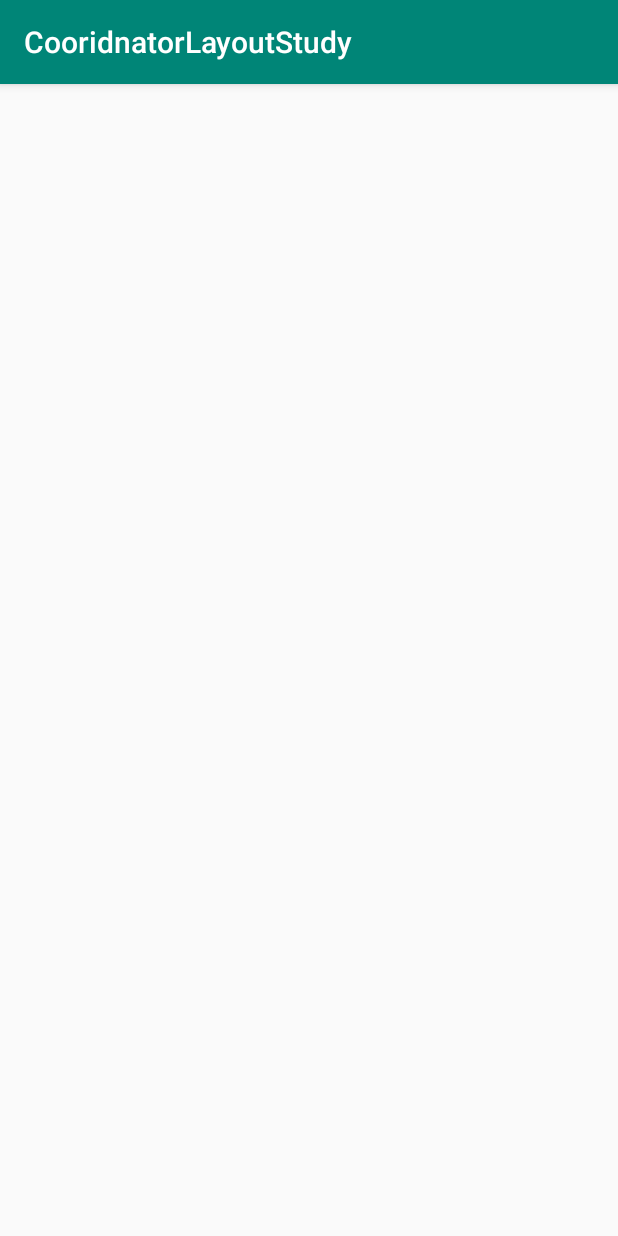
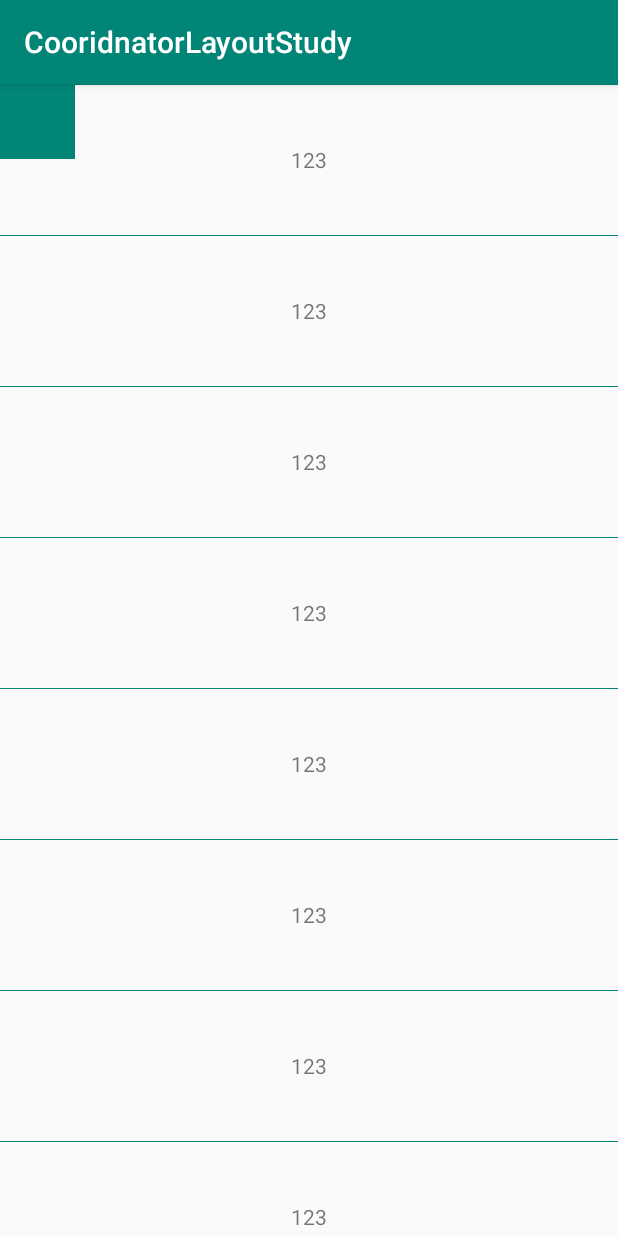
Before and after one commit to Xugter/CooridnatorLayoutStudy, an Android app: the ScrollActivity screen opened directly, with no data from a screen before it, on a phone screen of 412 x 824 dp. Run offline under Robolectric (Android 15) with nearby library versions, the phone set to English and light mode, and no system bars.

Commit message:
scroll part done

```diff
--- a/app/src/main/java/com/xugter/cooridnatorlayoutstudy/scroll/ScrollBehavior.java
+++ b/app/src/main/java/com/xugter/cooridnatorlayoutstudy/scroll/ScrollBehavior.java
@@ -1,13 +1,68 @@
 package com.xugter.cooridnatorlayoutstudy.scroll;
 
 import android.content.Context;
+import android.support.annotation.NonNull;
 import android.support.design.widget.CoordinatorLayout;
+import android.support.v4.view.ViewCompat;
 import android.util.AttributeSet;
+import android.util.Log;
 import android.view.View;
 
 public class ScrollBehavior extends CoordinatorLayout.Behavior<View> {
 
+    private final static String TAG = "====ScrollBehavior====";
+
     public ScrollBehavior(Context context, AttributeSet attrs) {
         super(context, attrs);
     }
+
+    @Override
+    public boolean onStartNestedScroll(@NonNull CoordinatorLayout coordinatorLayout, @NonNull View child, @NonNull View directTargetChild, @NonNull View target, int axes, int type) {
+        Log.d(TAG, "onStartNestedScroll");
+        return true;
+    }
+
+    @Override
+    public void onNestedScrollAccepted(@NonNull CoordinatorLayout coordinatorLayout, @NonNull View child, @NonNull View directTargetChild, @NonNull View target, int axes, int type) {
+        Log.d(TAG, "onNestedScrollAccepted");
+        super.onNestedScrollAccepted(coordinatorLayout, child, directTargetChild, target, axes, type);
+    }
+
+    @Override
+    public void onNestedPreScroll(@NonNull CoordinatorLayout coordinatorLayout, @NonNull View child, @NonNull View target, int dx, int dy, @NonNull int[] consumed, int type) {
+        Log.d(TAG, "onNestedPreScroll");
+        super.onNestedPreScroll(coordinatorLayout, child, target, dx, dy, consumed, type);
+        ViewCompat.offsetTopAndBottom(child, dy);
+    }
+
+    @Override
+    public void onNestedScroll(@NonNull CoordinatorLayout coordinatorLayout, @NonNull View child, @NonNull View target, int dxConsumed, int dyConsumed, int dxUnconsumed, int dyUnconsumed, int type) {
+        Log.d(TAG, "onNestedScroll");
+        super.onNestedScroll(coordinatorLayout, child, target, dxConsumed, dyConsumed, dxUnconsumed, dyUnconsumed, type);
+    }
+
+    @Override
+    public void onStopNestedScroll(@NonNull CoordinatorLayout coordinatorLayout, @NonNull View child, @NonNull View target, int type) {
+        Log.d(TAG, "onStopNestedScroll");
+        super.onStopNestedScroll(coordinatorLayout, child, target, type);
+    }
+
+    @Override
+    public boolean onNestedPreFling(@NonNull CoordinatorLayout coordinatorLayout, @NonNull View child, @NonNull View target, float velocityX, float velocityY) {
+        Log.d(TAG, "onNestedPreFling");
+        if (velocityY > 0) {
+            child.animate().scaleX(2.0f).scaleY(2.0f).setDuration(2000).start();
+            child.animate().alpha(0).setDuration(2000).start();
+        } else {
+            child.animate().scaleX(1.0f).scaleY(1.0f).setDuration(2000).start();
+            child.animate().alpha(1).setDuration(2000).start();
+        }
+        return false/*super.onNestedPreFling(coordinatorLayout, child, target, velocityX, velocityY)*/;
+    }
+
+    @Override
+    public boolean onNestedFling(@NonNull CoordinatorLayout coordinatorLayout, @NonNull View child, @NonNull View target, float velocityX, float velocityY, boolean consumed) {
+        Log.d(TAG, "onNestedFling");
+        return super.onNestedFling(coordinatorLayout, child, target, velocityX, velocityY, true);
+    }
 }
--- a/app/src/main/res/layout/activity_scroll.xml
+++ b/app/src/main/res/layout/activity_scroll.xml
@@ -4,4 +4,122 @@
     android:layout_width="match_parent"
     android:layout_height="match_parent">
 
+    <View
+        android:layout_width="50dp"
+        android:layout_height="50dp"
+        android:background="@color/colorPrimary"
+        app:layout_behavior="com.xugter.cooridnatorlayoutstudy.scroll.ScrollBehavior" />
+
+    <android.support.v4.widget.NestedScrollView
+        android:layout_width="match_parent"
+        android:layout_height="match_parent"
+        app:layout_behavior="@string/appbar_scrolling_view_behavior">
+
+        <LinearLayout
+            android:layout_width="match_parent"
+            android:layout_height="match_parent"
+            android:orientation="vertical">
+
+            <View
+                android:layout_width="match_parent"
+                android:layout_height="1px"
+                android:background="@color/colorPrimary" />
+
+            <TextView
+                android:layout_width="match_parent"
+                android:layout_height="100dp"
+                android:gravity="center"
+                android:text="123" />
+
+            <View
+                android:layout_width="match_parent"
+                android:layout_height="1px"
+                android:background="@color/colorPrimary" />
+
+            <TextView
+                android:layout_width="match_parent"
+                android:layout_height="100dp"
+                android:gravity="center"
+                android:text="123" />
+
+            <View
+                android:layout_width="match_parent"
+                android:layout_height="1px"
+                android:background="@color/colorPrimary" />
+
+            <TextView
+                android:layout_width="match_parent"
+                android:layout_height="100dp"
+                android:gravity="center"
+                android:text="123" />
+
+            <View
+                android:layout_width="match_parent"
+                android:layout_height="1px"
+                android:background="@color/colorPrimary" />
+
+            <TextView
+                android:layout_width="match_parent"
+                android:layout_height="100dp"
+                android:gravity="center"
+                android:text="123" />
+
+            <View
+                android:layout_width="match_parent"
+                android:layout_height="1px"
+                android:background="@color/colorPrimary" />
+
+            <TextView
+                android:layout_width="match_parent"
+                android:layout_height="100dp"
+                android:gravity="center"
+                android:text="123" />
+
+            <View
+                android:layout_width="match_parent"
+                android:layout_height="1px"
+                android:background="@color/colorPrimary" />
+
+            <TextView
+                android:layout_width="match_parent"
+                android:layout_height="100dp"
+                android:gravity="center"
+                android:text="123" />
+
+            <View
+                android:layout_width="match_parent"
+                android:layout_height="1px"
+                android:background="@color/colorPrimary" />
+
+            <TextView
+                android:layout_width="match_parent"
+                android:layout_height="100dp"
+                android:gravity="center"
+                android:text="123" />
+
+            <View
+                android:layout_width="match_parent"
+                android:layout_height="1px"
+                android:background="@color/colorPrimary" />
+
+            <TextView
+                android:layout_width="match_parent"
+                android:layout_height="100dp"
+                android:gravity="center"
+                android:text="123" />
+
+            <View
+                android:layout_width="match_parent"
+                android:layout_height="1px"
+                android:background="@color/colorPrimary" />
+
+            <TextView
+                android:layout_width="match_parent"
+                android:layout_height="100dp"
+                android:gravity="center"
+                android:text="123" />
+
+        </LinearLayout>
+    </android.support.v4.widget.NestedScrollView>
+
 </android.support.design.widget.CoordinatorLayout>
```
